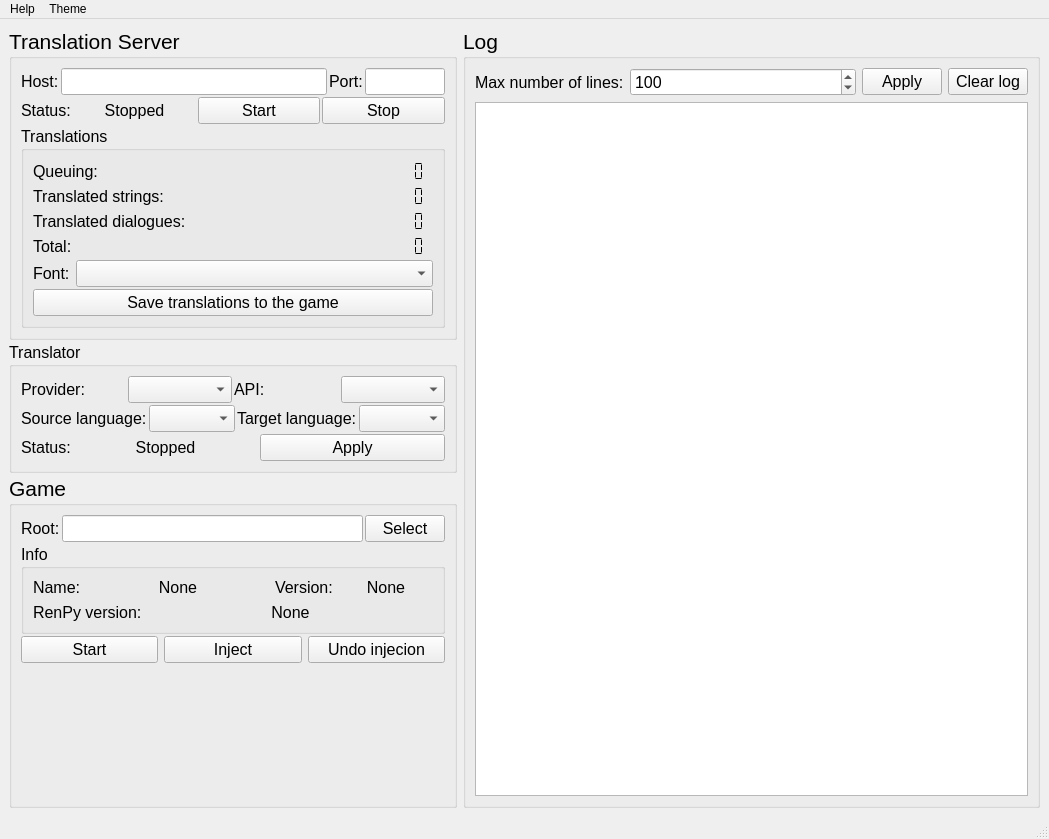
Old version of the form qt5/main.ui in the repository abse4411/projz_renpy_translation.
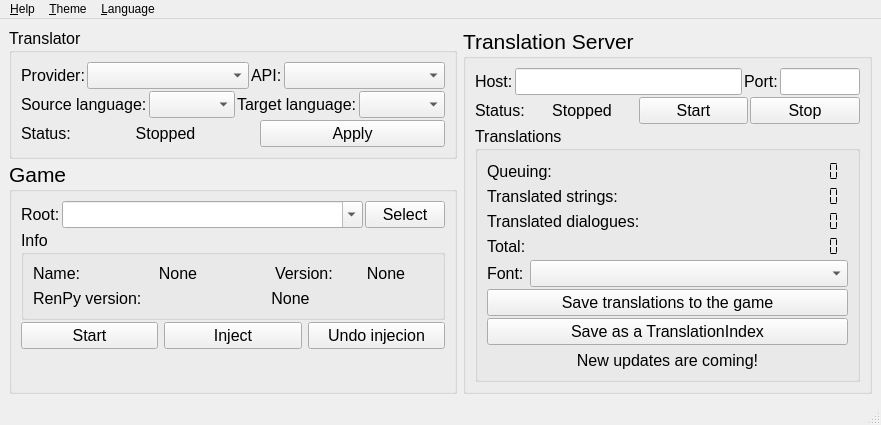
New version of the form. Icons and pictures are not drawn.

Commit message: 大量错误修复，功能改进，多语言支持，现在可以保存一件翻译的文本为TranslationIndex

What changed in the file:
```diff
--- a/qt5/main.ui
+++ b/qt5/main.ui
@@ -6,8 +6,8 @@
    <rect>
     <x>0</x>
     <y>0</y>
-    <width>1049</width>
-    <height>839</height>
+    <width>881</width>
+    <height>408</height>
    </rect>
   </property>
   <property name="windowTitle">
@@ -18,13 +18,8 @@
     <normaloff>../imgs/proz_icon_simple.ico</normaloff>../imgs/proz_icon_simple.ico</iconset>
   </property>
   <widget class="QWidget" name="centralwidget">
-   <layout class="QGridLayout" name="gridLayout_2">
-    <item row="0" column="0">
-     <layout class="QGridLayout" name="gridLayout" rowstretch="0" columnstretch="4,6">
-      <property name="sizeConstraint">
-       <enum>QLayout::SetNoConstraint</enum>
-      </property>
-      <item row="0" column="0">
+   <layout class="QGridLayout" name="gridLayout">
+    <item row="0" column="1">
        <layout class="QVBoxLayout" name="verticalLayout_4">
         <property name="spacing">
          <number>2</number>
@@ -61,6 +56,12 @@
               <layout class="QHBoxLayout" name="horizontalLayout">
                <item>
                 <widget class="QLabel" name="label_2">
+               <property name="sizePolicy">
+                <sizepolicy hsizetype="Fixed" vsizetype="Preferred">
+                 <horstretch>0</horstretch>
+                 <verstretch>0</verstretch>
+                </sizepolicy>
+               </property>
                  <property name="font">
                   <font>
                    <pointsize>12</pointsize>
@@ -85,6 +86,12 @@
                </item>
                <item>
                 <widget class="QLabel" name="label_3">
+               <property name="sizePolicy">
+                <sizepolicy hsizetype="Fixed" vsizetype="Preferred">
+                 <horstretch>0</horstretch>
+                 <verstretch>0</verstretch>
+                </sizepolicy>
+               </property>
                  <property name="font">
                   <font>
                    <pointsize>12</pointsize>
@@ -149,6 +156,12 @@
                </item>
                <item>
                 <widget class="QLabel" name="serverstatus_text">
+               <property name="sizePolicy">
+                <sizepolicy hsizetype="Minimum" vsizetype="Preferred">
+                 <horstretch>0</horstretch>
+                 <verstretch>0</verstretch>
+                </sizepolicy>
+               </property>
                  <property name="font">
                   <font>
                    <pointsize>12</pointsize>
@@ -211,6 +224,12 @@
                    <layout class="QHBoxLayout" name="horizontalLayout_10">
                     <item>
                      <widget class="QLabel" name="label_15">
+                    <property name="sizePolicy">
+                     <sizepolicy hsizetype="Fixed" vsizetype="Preferred">
+                      <horstretch>0</horstretch>
+                      <verstretch>0</verstretch>
+                     </sizepolicy>
+                    </property>
                       <property name="text">
                        <string>Queuing:</string>
                       </property>
@@ -260,6 +279,12 @@
                    <layout class="QHBoxLayout" name="horizontalLayout_11">
                     <item>
                      <widget class="QLabel" name="label_11">
+                    <property name="sizePolicy">
+                     <sizepolicy hsizetype="Fixed" vsizetype="Preferred">
+                      <horstretch>0</horstretch>
+                      <verstretch>0</verstretch>
+                     </sizepolicy>
+                    </property>
                       <property name="text">
                        <string>Translated strings:</string>
                       </property>
@@ -309,6 +334,12 @@
                    <layout class="QHBoxLayout" name="horizontalLayout_12">
                     <item>
                      <widget class="QLabel" name="label_12">
+                    <property name="sizePolicy">
+                     <sizepolicy hsizetype="Fixed" vsizetype="Preferred">
+                      <horstretch>0</horstretch>
+                      <verstretch>0</verstretch>
+                     </sizepolicy>
+                    </property>
                       <property name="text">
                        <string>Translated dialogues:</string>
                       </property>
@@ -358,6 +389,12 @@
                    <layout class="QHBoxLayout" name="horizontalLayout_9">
                     <item>
                      <widget class="QLabel" name="label_13">
+                    <property name="sizePolicy">
+                     <sizepolicy hsizetype="Fixed" vsizetype="Preferred">
+                      <horstretch>0</horstretch>
+                      <verstretch>0</verstretch>
+                     </sizepolicy>
+                    </property>
                       <property name="text">
                        <string>Total:</string>
                       </property>
@@ -420,7 +457,7 @@
                     <item>
                      <widget class="QLabel" name="label_16">
                       <property name="sizePolicy">
-                       <sizepolicy hsizetype="Minimum" vsizetype="Preferred">
+                     <sizepolicy hsizetype="Fixed" vsizetype="Preferred">
                         <horstretch>0</horstretch>
                         <verstretch>0</verstretch>
                        </sizepolicy>
@@ -452,8 +489,38 @@
                     </property>
                    </widget>
                   </item>
-                 </layout>
-                </item>
+                <item>
+                 <widget class="QPushButton" name="saveindex_button">
+                  <property name="text">
+                   <string>Save as a TranslationIndex</string>
+                  </property>
+                 </widget>
+                </item>
+               </layout>
+              </item>
+              <item>
+               <widget class="QLabel" name="label_18">
+                <property name="text">
+                 <string>New updates are coming!</string>
+                </property>
+                <property name="alignment">
+                 <set>Qt::AlignCenter</set>
+                </property>
+               </widget>
+              </item>
+              <item>
+               <spacer name="verticalSpacer_2">
+                <property name="orientation">
+                 <enum>Qt::Vertical</enum>
+                </property>
+                <property name="sizeHint" stdset="0">
+                 <size>
+                  <width>20</width>
+                  <height>40</height>
+                 </size>
+                </property>
+               </spacer>
+              </item>
                </layout>
               </widget>
              </item>
@@ -462,6 +529,13 @@
           </layout>
          </widget>
         </item>
+     </layout>
+    </item>
+    <item row="0" column="0">
+     <layout class="QVBoxLayout" name="verticalLayout_11">
+      <property name="spacing">
+       <number>2</number>
+      </property>
         <item>
          <widget class="QGroupBox" name="groupBox">
           <property name="font">
@@ -474,7 +548,7 @@
           </property>
           <layout class="QGridLayout" name="gridLayout_5">
            <item row="0" column="0">
-            <layout class="QVBoxLayout" name="verticalLayout_2">
+          <layout class="QVBoxLayout" name="verticalLayout_2" stretch="0,0,0">
              <property name="spacing">
               <number>2</number>
              </property>
@@ -485,6 +559,12 @@
               <layout class="QHBoxLayout" name="horizontalLayout_3">
                <item>
                 <widget class="QLabel" name="label_5">
+               <property name="sizePolicy">
+                <sizepolicy hsizetype="Fixed" vsizetype="Preferred">
+                 <horstretch>0</horstretch>
+                 <verstretch>0</verstretch>
+                </sizepolicy>
+               </property>
                  <property name="font">
                   <font>
                    <pointsize>12</pointsize>
@@ -497,6 +577,12 @@
                </item>
                <item>
                 <widget class="QComboBox" name="translator_combobox">
+               <property name="sizePolicy">
+                <sizepolicy hsizetype="Expanding" vsizetype="Fixed">
+                 <horstretch>0</horstretch>
+                 <verstretch>0</verstretch>
+                </sizepolicy>
+               </property>
                  <property name="font">
                   <font>
                    <pointsize>12</pointsize>
@@ -506,13 +592,26 @@
                </item>
                <item>
                 <widget class="QLabel" name="label_17">
+               <property name="sizePolicy">
+                <sizepolicy hsizetype="Fixed" vsizetype="Preferred">
+                 <horstretch>0</horstretch>
+                 <verstretch>0</verstretch>
+                </sizepolicy>
+               </property>
                  <property name="text">
                   <string>API:</string>
                  </property>
                 </widget>
                </item>
                <item>
-                <widget class="QComboBox" name="api_combobox"/>
+              <widget class="QComboBox" name="api_combobox">
+               <property name="sizePolicy">
+                <sizepolicy hsizetype="Expanding" vsizetype="Fixed">
+                 <horstretch>0</horstretch>
+                 <verstretch>0</verstretch>
+                </sizepolicy>
+               </property>
+              </widget>
                </item>
               </layout>
              </item>
@@ -520,6 +619,12 @@
               <layout class="QHBoxLayout" name="horizontalLayout_4">
                <item>
                 <widget class="QLabel" name="label_7">
+               <property name="sizePolicy">
+                <sizepolicy hsizetype="Fixed" vsizetype="Preferred">
+                 <horstretch>0</horstretch>
+                 <verstretch>0</verstretch>
+                </sizepolicy>
+               </property>
                  <property name="font">
                   <font>
                    <pointsize>12</pointsize>
@@ -532,6 +637,12 @@
                </item>
                <item>
                 <widget class="QComboBox" name="sourcelang_combobox">
+               <property name="sizePolicy">
+                <sizepolicy hsizetype="Expanding" vsizetype="Fixed">
+                 <horstretch>0</horstretch>
+                 <verstretch>0</verstretch>
+                </sizepolicy>
+               </property>
                  <property name="font">
                   <font>
                    <pointsize>12</pointsize>
@@ -541,6 +652,12 @@
                </item>
                <item>
                 <widget class="QLabel" name="label_6">
+               <property name="sizePolicy">
+                <sizepolicy hsizetype="Fixed" vsizetype="Preferred">
+                 <horstretch>0</horstretch>
+                 <verstretch>0</verstretch>
+                </sizepolicy>
+               </property>
                  <property name="font">
                   <font>
                    <pointsize>12</pointsize>
@@ -553,6 +670,12 @@
                </item>
                <item>
                 <widget class="QComboBox" name="targetlang_combobox">
+               <property name="sizePolicy">
+                <sizepolicy hsizetype="Expanding" vsizetype="Fixed">
+                 <horstretch>0</horstretch>
+                 <verstretch>0</verstretch>
+                </sizepolicy>
+               </property>
                  <property name="font">
                   <font>
                    <pointsize>12</pointsize>
@@ -584,6 +707,12 @@
                </item>
                <item>
                 <widget class="QLabel" name="translatorstatus_text">
+               <property name="sizePolicy">
+                <sizepolicy hsizetype="Minimum" vsizetype="Preferred">
+                 <horstretch>0</horstretch>
+                 <verstretch>0</verstretch>
+                </sizepolicy>
+               </property>
                  <property name="font">
                   <font>
                    <pointsize>12</pointsize>
@@ -653,12 +782,27 @@
                 </widget>
                </item>
                <item>
-                <widget class="QLineEdit" name="gameroot_text">
+              <widget class="QComboBox" name="gameroot_combox">
+               <property name="sizePolicy">
+                <sizepolicy hsizetype="Expanding" vsizetype="Fixed">
+                 <horstretch>0</horstretch>
+                 <verstretch>0</verstretch>
+                </sizepolicy>
+               </property>
                  <property name="font">
                   <font>
                    <pointsize>12</pointsize>
                   </font>
                  </property>
+               <property name="editable">
+                <bool>true</bool>
+               </property>
+               <property name="insertPolicy">
+                <enum>QComboBox::InsertAtTop</enum>
+               </property>
+               <property name="placeholderText">
+                <string>Your RenPy game root</string>
+               </property>
                 </widget>
                </item>
                <item>
@@ -909,110 +1053,6 @@
               </spacer>
              </item>
             </layout>
-           </item>
-          </layout>
-         </widget>
-        </item>
-       </layout>
-      </item>
-      <item row="0" column="1">
-       <widget class="QGroupBox" name="groupBox_3">
-        <property name="sizePolicy">
-         <sizepolicy hsizetype="Expanding" vsizetype="Expanding">
-          <horstretch>0</horstretch>
-          <verstretch>0</verstretch>
-         </sizepolicy>
-        </property>
-        <property name="minimumSize">
-         <size>
-          <width>0</width>
-          <height>0</height>
-         </size>
-        </property>
-        <property name="font">
-         <font>
-          <pointsize>16</pointsize>
-         </font>
-        </property>
-        <property name="title">
-         <string>Log</string>
-        </property>
-        <layout class="QVBoxLayout" name="verticalLayout_8">
-         <item>
-          <layout class="QHBoxLayout" name="horizontalLayout_15">
-           <property name="spacing">
-            <number>6</number>
-           </property>
-           <property name="topMargin">
-            <number>0</number>
-           </property>
-           <property name="bottomMargin">
-            <number>0</number>
-           </property>
-           <item>
-            <widget class="QLabel" name="label_18">
-             <property name="font">
-              <font>
-               <pointsize>12</pointsize>
-              </font>
-             </property>
-             <property name="text">
-              <string>Max number of lines:</string>
-             </property>
-            </widget>
-           </item>
-           <item>
-            <widget class="QSpinBox" name="maxline_spinbox">
-             <property name="sizePolicy">
-              <sizepolicy hsizetype="Expanding" vsizetype="Fixed">
-               <horstretch>0</horstretch>
-               <verstretch>0</verstretch>
-              </sizepolicy>
-             </property>
-             <property name="font">
-              <font>
-               <pointsize>12</pointsize>
-              </font>
-             </property>
-             <property name="minimum">
-              <number>10</number>
-             </property>
-             <property name="maximum">
-              <number>1000000</number>
-             </property>
-             <property name="value">
-              <number>100</number>
-             </property>
-            </widget>
-           </item>
-           <item>
-            <widget class="QPushButton" name="setlogline_button">
-             <property name="font">
-              <font>
-               <pointsize>12</pointsize>
-              </font>
-             </property>
-             <property name="text">
-              <string>Apply</string>
-             </property>
-            </widget>
-           </item>
-           <item>
-            <widget class="QPushButton" name="clearlog_button">
-             <property name="font">
-              <font>
-               <pointsize>12</pointsize>
-              </font>
-             </property>
-             <property name="text">
-              <string>Clear log</string>
-             </property>
-            </widget>
-           </item>
-          </layout>
-         </item>
-         <item>
-          <widget class="QTextBrowser" name="log_text"/>
          </item>
         </layout>
        </widget>
@@ -1026,19 +1066,19 @@
     <rect>
      <x>0</x>
      <y>0</y>
-     <width>1049</width>
+     <width>881</width>
      <height>21</height>
     </rect>
    </property>
    <widget class="QMenu" name="menuHelp">
     <property name="title">
-     <string>Help</string>
+     <string>&amp;Help</string>
     </property>
     <addaction name="actionAbout"/>
    </widget>
    <widget class="QMenu" name="menuTheme">
     <property name="title">
-     <string>Theme</string>
+     <string>&amp;Theme</string>
     </property>
     <widget class="QMenu" name="menuLight">
      <property name="title">
@@ -1080,8 +1120,16 @@
     <addaction name="menuLight"/>
     <addaction name="menuDark"/>
    </widget>
+   <widget class="QMenu" name="menu">
+    <property name="title">
+     <string>&amp;Language</string>
+    </property>
+    <addaction name="actionEnglish"/>
+    <addaction name="actionSimplyfied_Chinese"/>
+   </widget>
    <addaction name="menuHelp"/>
    <addaction name="menuTheme"/>
+   <addaction name="menu"/>
   </widget>
   <widget class="QStatusBar" name="statusbar"/>
   <action name="actionAbout">
```
Left out of the diff: 14 changed lines with no effect on the pictures. Lines whose indentation alone changed are shown as unchanged. The commit also changes 28 other files.
